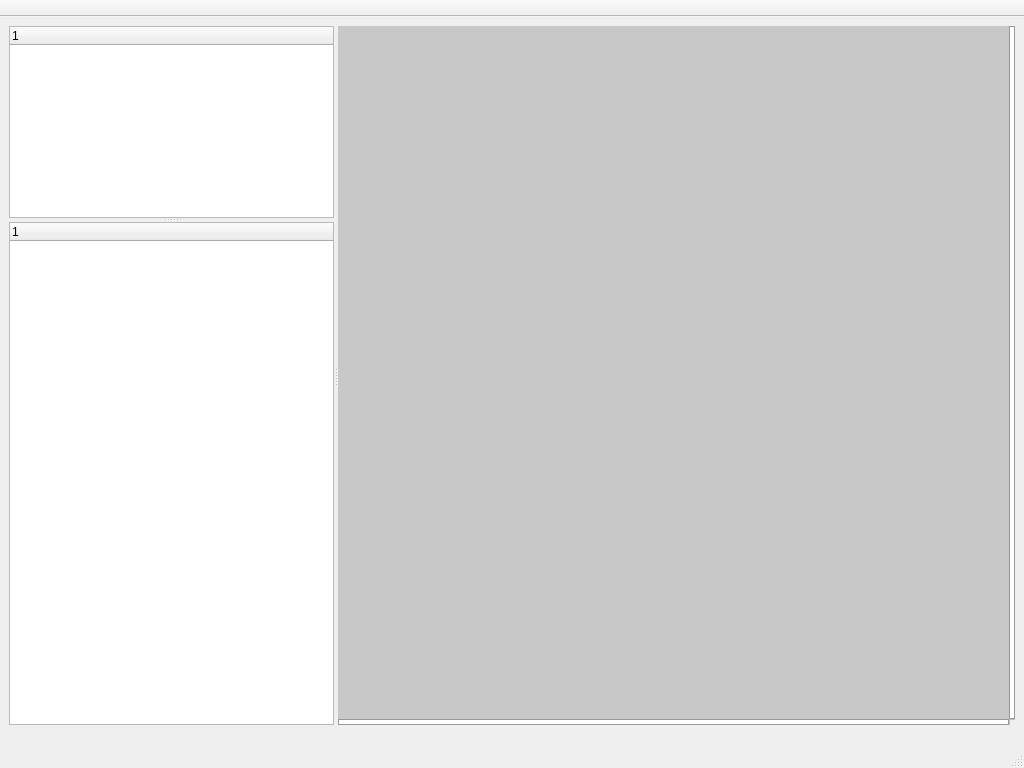
Before: the Qt Designer form mainwindow.ui in miikasyvanen/FastECU, drawn with Qt 5.
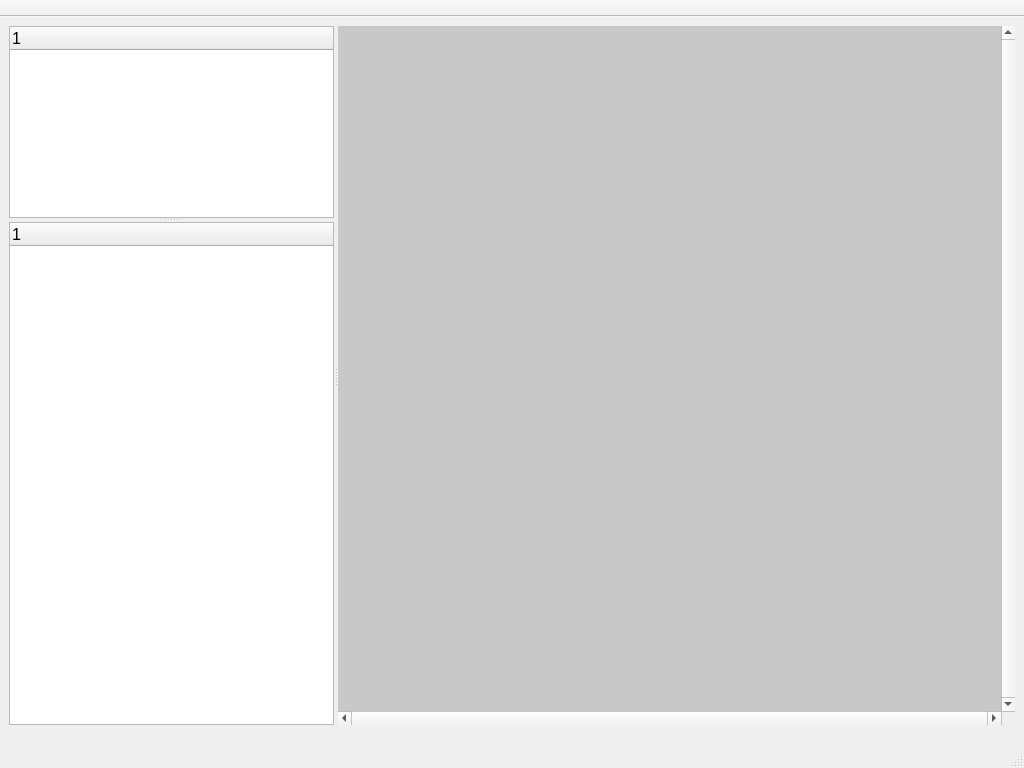
After: the same form once the commit is applied.

Commit message: Modified window sizes

The edit to the form file:
```diff
--- a/mainwindow.ui
+++ b/mainwindow.ui
@@ -11,58 +11,7 @@
    </rect>
   </property>
   <property name="styleSheet">
-   <string notr="true">QScrollBar::vertical {              
-        border: 1px solid #999999;
-        background:white;
-        width:6px;    
-        margin: 0px 0px 0px 0px;
-}
-QScrollBar::handle:vertical {
-        background: qlineargradient(x1:0, y1:0, x2:1, y2:0,
-        stop: 0 rgb(140, 140, 140), stop: 0.5 rgb(140, 140, 140), stop:1 rgb(140, 140, 140));
-        min-height: 0px;
-}
-QScrollBar::add-line:vertical {
-        background: qlineargradient(x1:0, y1:0, x2:1, y2:0,
-        stop: 0 rgb(40, 40, 40), stop: 0.5 rgb(40, 40, 40),  stop:1 rgb(40, 40, 40));
-        height: 0px;
-        subcontrol-position: bottom;
-        subcontrol-origin: margin;
-}
-QScrollBar::sub-line:vertical {
-        background: qlineargradient(x1:0, y1:0, x2:1, y2:0,
-        stop: 0  rgb(140, 140, 140), stop: 0.5 rgb(140, 140, 140),  stop:1 rgb(140, 140, 140));
-        height: 0 px;
-        subcontrol-position: top;
-        subcontrol-origin: margin;
-}
-
-QScrollBar::horizontal {              
-        border: 1px solid #999999;
-        background:white;
-        height:6px;    
-        margin: 0px 0px 0px 0px;
-}
-QScrollBar::handle:horizontal {
-        background: qlineargradient(x1:0, y1:0, x2:1, y2:0,
-        stop: 0 rgb(140, 140, 140), stop: 0.5 rgb(140, 140, 140), stop:1 rgb(140, 140, 140));
-        min-width: 0px;
-}
-QScrollBar::add-line:horizontal {
-        background: qlineargradient(x1:0, y1:0, x2:1, y2:0,
-        stop: 0 rgb(40, 40, 40), stop: 0.5 rgb(40, 40, 40),  stop:1 rgb(40, 40, 40));
-        width: 0px;
-        subcontrol-position: right;
-        subcontrol-origin: margin;
-}
-QScrollBar::sub-line:horizontal {
-        background: qlineargradient(x1:0, y1:0, x2:1, y2:0,
-        stop: 0  rgb(140, 140, 140), stop: 0.5 rgb(140, 140, 140),  stop:1 rgb(140, 140, 140));
-        width: 0 px;
-        subcontrol-position: left;
-        subcontrol-origin: margin;
-}
-</string>
+   <string notr="true"/>
   </property>
   <widget class="QWidget" name="centralwidget">
    <property name="sizePolicy">
```
Left out of the diff: 18 changed lines with no effect on the pictures. The commit also changes 1 other file.
